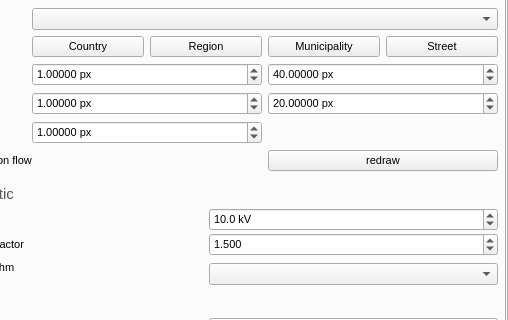
Old version of the form src/GridCal/Gui/Main/MainWindow.ui in the repository SanPen/GridCal; both pictures show x 674 to 1182 and y 129 to 449 of the 1182 by 785 pixel window.
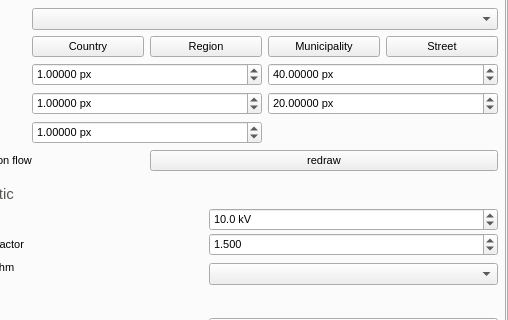
New version of the form. The open tabs and pages were chosen to show the change. Icons and pictures are not drawn.

Patch:
```diff
--- a/src/GridCal/Gui/Main/MainWindow.ui
+++ b/src/GridCal/Gui/Main/MainWindow.ui
@@ -1271,21 +1271,6 @@
                                </property>
                               </widget>
                              </item>
-                             <item row="5" column="3" colspan="2">
-                              <widget class="QPushButton" name="redraw_pushButton">
-                               <property name="font">
-                                <font>
-                                 <pointsize>8</pointsize>
-                                </font>
-                               </property>
-                               <property name="toolTip">
-                                <string>Redraw the map or schematic with the new parameters</string>
-                               </property>
-                               <property name="text">
-                                <string>redraw</string>
-                               </property>
-                              </widget>
-                             </item>
                              <item row="1" column="3">
                               <widget class="QPushButton" name="preset3_pushButton">
                                <property name="font">
@@ -1331,6 +1316,21 @@
                                </property>
                               </widget>
                              </item>
+                             <item row="5" column="2" colspan="3">
+                              <widget class="QPushButton" name="redraw_pushButton">
+                               <property name="font">
+                                <font>
+                                 <pointsize>8</pointsize>
+                                </font>
+                               </property>
+                               <property name="toolTip">
+                                <string>Redraw the map or schematic with the new parameters</string>
+                               </property>
+                               <property name="text">
+                                <string>redraw</string>
+                               </property>
+                              </widget>
+                             </item>
                             </layout>
                            </widget>
                           </item>
```
